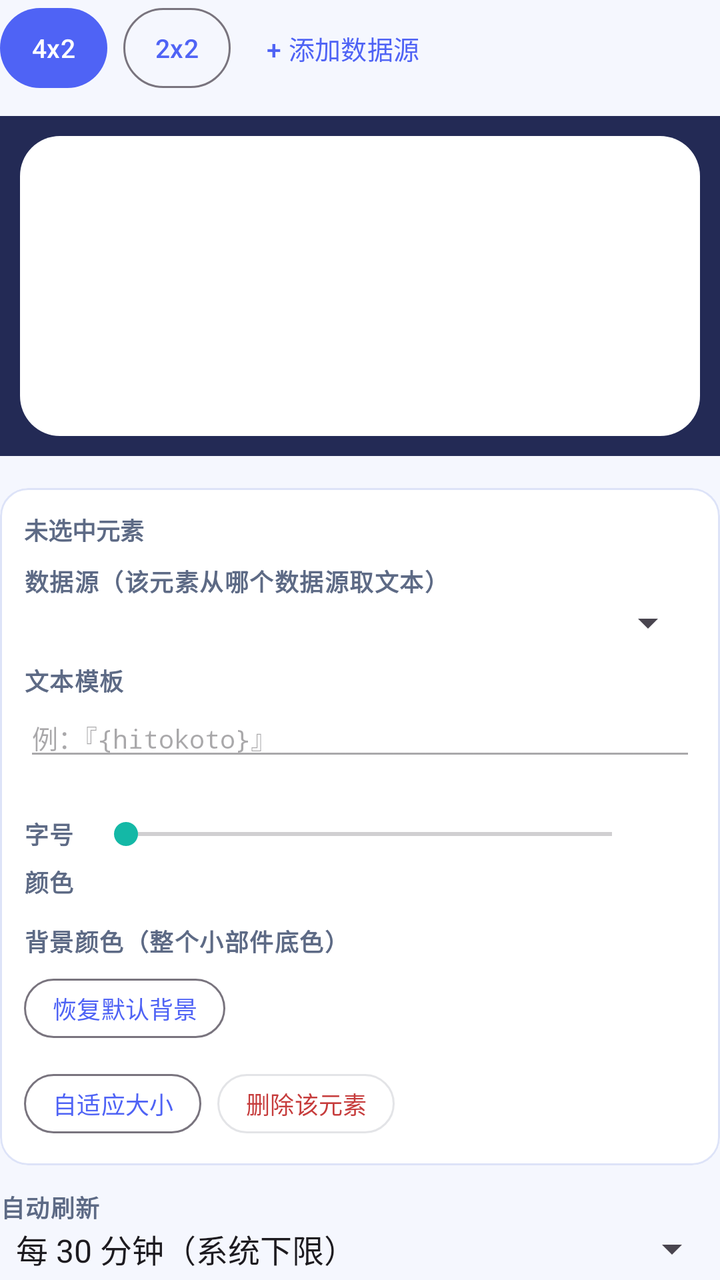
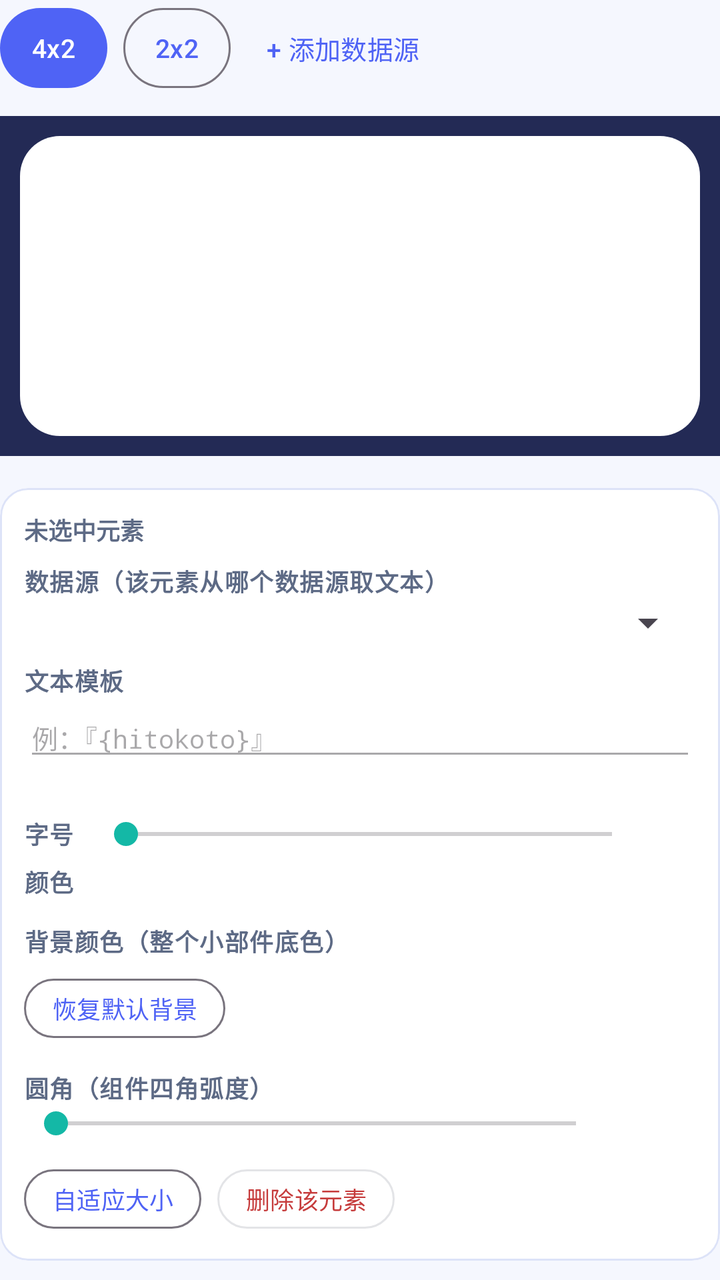

An Android layout rendered at two revisions. The XML below is the earlier revision; the diff shows what the commit changed to produce the second picture.
<!-- AndroidManifest.xml: application theme Theme.WidgetFlow -->
<!-- res/layout/step4_editor.xml -->
<?xml version="1.0" encoding="utf-8"?>
<LinearLayout xmlns:android="http://schemas.android.com/apk/res/android"
    xmlns:app="http://schemas.android.com/apk/res-auto"
    android:layout_width="match_parent"
    android:layout_height="wrap_content"
    android:orientation="vertical">

    <LinearLayout
        android:layout_width="match_parent"
        android:layout_height="wrap_content"
        android:gravity="center_vertical"
        android:orientation="horizontal">

        <Button
            android:id="@+id/btn_size_4x2"
            android:layout_width="wrap_content"
            android:layout_height="wrap_content"
            android:minWidth="0dp"
            android:paddingLeft="16dp"
            android:paddingRight="16dp"
            android:text="@string/size_4x2"
            android:textSize="13sp" />

        <Button
            android:id="@+id/btn_size_2x2"
            style="@style/Widget.Material3.Button.OutlinedButton"
            android:layout_width="wrap_content"
            android:layout_height="wrap_content"
            android:layout_marginLeft="8dp"
            android:minWidth="0dp"
            android:paddingLeft="16dp"
            android:paddingRight="16dp"
            android:text="@string/size_2x2"
            android:textSize="13sp" />

        <Button
            android:id="@+id/btn_add_element"
            style="@style/Widget.Material3.Button.TextButton"
            android:layout_width="wrap_content"
            android:layout_height="wrap_content"
            android:layout_marginLeft="6dp"
            android:text="@string/add_element"
            android:textSize="13sp" />
    </LinearLayout>

    <FrameLayout
        android:id="@+id/canvas_wrap"
        android:layout_width="match_parent"
        android:layout_height="wrap_content"
        android:layout_marginTop="10dp"
        android:background="@color/canvas_wrap"
        android:padding="10dp">

        <FrameLayout
            android:id="@+id/canvas"
            android:layout_width="match_parent"
            android:layout_height="150dp"
            android:layout_gravity="center_horizontal"
            android:background="@drawable/widget_bg" />
    </FrameLayout>

    <HorizontalScrollView
        android:layout_width="match_parent"
        android:layout_height="wrap_content"
        android:layout_marginTop="8dp"
        android:scrollbars="none">

        <LinearLayout
            android:id="@+id/box_chips"
            android:layout_width="wrap_content"
            android:layout_height="wrap_content"
            android:orientation="horizontal" />
    </HorizontalScrollView>

    <com.google.android.material.card.MaterialCardView
        android:layout_width="match_parent"
        android:layout_height="wrap_content"
        android:layout_marginTop="8dp"
        app:cardBackgroundColor="@color/surface"
        app:cardCornerRadius="14dp"
        app:strokeColor="@color/rule"
        app:strokeWidth="1dp">

        <LinearLayout
            android:layout_width="match_parent"
            android:layout_height="wrap_content"
            android:orientation="vertical"
            android:padding="12dp">

            <TextView
                android:id="@+id/prop_name"
                android:layout_width="match_parent"
                android:layout_height="wrap_content"
                android:text="未选中元素"
                android:textColor="@color/muted"
                android:textSize="12sp"
                android:textStyle="bold" />

            <TextView
                style="@style/TextAppearance.Label"
                android:layout_width="match_parent"
                android:layout_height="wrap_content"
                android:layout_marginTop="8dp"
                android:text="@string/label_element_source" />

            <Spinner
                android:id="@+id/spin_source"
                android:layout_width="match_parent"
                android:layout_height="wrap_content" />

            <TextView
                style="@style/TextAppearance.Label"
                android:layout_width="match_parent"
                android:layout_height="wrap_content"
                android:layout_marginTop="8dp"
                android:text="@string/label_template" />

            <EditText
                android:id="@+id/inp_template"
                android:layout_width="match_parent"
                android:layout_height="wrap_content"
                android:enabled="false"
                android:fontFamily="monospace"
                android:hint="例：『{hitokoto}』"
                android:inputType="text"
                android:textSize="13sp" />

            <TextView
                android:id="@+id/prop_aliases"
                android:layout_width="match_parent"
                android:layout_height="wrap_content"
                android:textColor="@color/muted"
                android:textSize="11sp" />

            <LinearLayout
                android:layout_width="match_parent"
                android:layout_height="wrap_content"
                android:layout_marginTop="8dp"
                android:gravity="center_vertical"
                android:orientation="horizontal">

                <TextView
                    style="@style/TextAppearance.Label"
                    android:layout_width="wrap_content"
                    android:layout_height="wrap_content"
                    android:text="@string/label_font_size" />

                <SeekBar
                    android:id="@+id/seek_font"
                    android:layout_width="0dp"
                    android:layout_height="wrap_content"
                    android:layout_marginLeft="10dp"
                    android:layout_weight="1"
                    android:enabled="false"
                    android:max="9"
                    android:min="0" />

                <TextView
                    android:id="@+id/font_value"
                    android:layout_width="26dp"
                    android:layout_height="wrap_content"
                    android:fontFamily="monospace"
                    android:gravity="center"
                    android:textColor="@color/accent"
                    android:textSize="12sp" />
            </LinearLayout>

            <TextView
                style="@style/TextAppearance.Label"
                android:layout_width="match_parent"
                android:layout_height="wrap_content"
                android:layout_marginTop="6dp"
                android:text="@string/label_color" />

            <LinearLayout
                android:id="@+id/box_colors"
                android:layout_width="match_parent"
                android:layout_height="wrap_content"
                android:orientation="horizontal" />

            <TextView
                style="@style/TextAppearance.Label"
                android:layout_width="match_parent"
                android:layout_height="wrap_content"
                android:layout_marginTop="12dp"
                android:text="@string/label_bg_color" />

            <HorizontalScrollView
                android:layout_width="match_parent"
                android:layout_height="wrap_content"
                android:scrollbars="none">

                <LinearLayout
                    android:id="@+id/box_bg_colors"
                    android:layout_width="wrap_content"
                    android:layout_height="wrap_content"
                    android:orientation="horizontal" />
            </HorizontalScrollView>

            <Button
                android:id="@+id/btn_bg_default"
                style="@style/Widget.Material3.Button.OutlinedButton.Small"
                android:layout_width="wrap_content"
                android:layout_height="wrap_content"
                android:layout_marginTop="6dp"
                android:text="@string/btn_bg_default" />

            <LinearLayout
                android:layout_width="match_parent"
                android:layout_height="wrap_content"
                android:layout_marginTop="10dp"
                android:gravity="center_vertical"
                android:orientation="horizontal">

                <Button
                    android:id="@+id/btn_reset_size"
                    style="@style/Widget.Material3.Button.OutlinedButton.Small"
                    android:layout_width="wrap_content"
                    android:layout_height="wrap_content"
                    android:layout_marginRight="8dp"
                    android:text="@string/btn_reset_size" />

                <Button
                    android:id="@+id/btn_delete_element"
                    style="@style/Widget.Material3.Button.OutlinedButton.Small"
                    android:layout_width="wrap_content"
                    android:layout_height="wrap_content"
                    android:enabled="false"
                    android:text="@string/btn_delete_element"
                    android:textColor="@color/err" />
            </LinearLayout>
        </LinearLayout>
    </com.google.android.material.card.MaterialCardView>

    <TextView
        style="@style/TextAppearance.Label"
        android:layout_width="match_parent"
        android:layout_height="wrap_content"
        android:layout_marginTop="12dp"
        android:text="@string/label_refresh" />

    <Spinner
        android:id="@+id/spin_refresh"
        android:layout_width="match_parent"
        android:layout_height="wrap_content"
        android:entries="@array/refresh_options" />
</LinearLayout>
<!-- resources referenced by this layout -->
<resources>
  <string-array name="refresh_options">
          <item>每 30 分钟（系统下限）</item>
          <item>每 1 小时</item>
          <item>每 6 小时</item>
          <item>每天 8:00</item>
      </string-array>
  <color name="accent">#4F63F5</color>
  <color name="canvas_wrap">#232A55</color>
  <color name="err">#C63C3C</color>
  <color name="muted">#5D6A85</color>
  <color name="rule">#DDE3F8</color>
  <color name="surface">#FFFFFF</color>
  <!-- drawable widget_bg (drawable) -->
  <?xml version="1.0" encoding="utf-8"?>
  <shape xmlns:android="http://schemas.android.com/apk/res/android" android:shape="rectangle">
      <solid android:color="@color/widget_bg_color" />
      <corners android:radius="20dp" />
  </shape>
  <string name="add_element">+ 添加数据源</string>
  <string name="btn_bg_default">恢复默认背景</string>
  <string name="btn_delete_element">删除该元素</string>
  <string name="btn_reset_size">自适应大小</string>
  <string name="label_bg_color">背景颜色（整个小部件底色）</string>
  <string name="label_color">颜色</string>
  <string name="label_element_source">数据源（该元素从哪个数据源取文本）</string>
  <string name="label_font_size">字号</string>
  <string name="label_refresh">自动刷新</string>
  <string name="label_template">文本模板</string>
  <string name="size_2x2">2x2</string>
  <string name="size_4x2">4x2</string>
  <style name="TextAppearance.Label" parent="TextAppearance.Material3.LabelMedium">
          <item name="android:textColor">@color/muted</item>
          <item name="android:textSize">12sp</item>
          <item name="android:textStyle">bold</item>
      </style>
  <style name="Widget.Material3.Button.OutlinedButton.Small" parent="Widget.Material3.Button.OutlinedButton">
          <item name="android:textSize">12sp</item>
          <item name="android:minHeight">34dp</item>
          <item name="android:paddingLeft">14dp</item>
          <item name="android:paddingRight">14dp</item>
      </style>
  <style name="Theme.WidgetFlow" parent="Theme.Material3.Light.NoActionBar">
          <item name="colorPrimary">@color/accent</item>
          <item name="colorOnPrimary">#FFFFFF</item>
          <item name="colorPrimaryContainer">@color/accent_light</item>
          <item name="colorOnPrimaryContainer">@color/accent</item>
          <item name="colorSecondary">@color/accent2</item>
          <item name="colorSecondaryContainer">#D9F5F1</item>
          <item name="colorOnSecondaryContainer">#0B5F56</item>
          <item name="android:colorBackground">@color/bg</item>
          <item name="colorSurface">@color/surface</item>
          <item name="colorOnSurface">@color/ink</item>
      </style>
  <color name="widget_bg_color">#FFFFFF</color>
  <color name="accent_light">#E9EDFE</color>
  <color name="accent2">#14B8A6</color>
  <color name="bg">#F5F7FE</color>
  <color name="ink">#18203A</color>
</resources>

<!-- the commit's change to res/layout/step4_editor.xml (unified diff, before → after) -->
@@ -205,6 +205,37 @@
                 android:layout_marginTop="6dp"
                 android:text="@string/btn_bg_default" />
 
+            <TextView
+                style="@style/TextAppearance.Label"
+                android:layout_width="match_parent"
+                android:layout_height="wrap_content"
+                android:layout_marginTop="12dp"
+                android:text="@string/label_corner_radius" />
+
+            <LinearLayout
+                android:layout_width="match_parent"
+                android:layout_height="wrap_content"
+                android:gravity="center_vertical"
+                android:orientation="horizontal">
+
+                <SeekBar
+                    android:id="@+id/seek_corner"
+                    android:layout_width="0dp"
+                    android:layout_height="wrap_content"
+                    android:layout_weight="1"
+                    android:max="8"
+                    android:min="0" />
+
+                <TextView
+                    android:id="@+id/corner_value"
+                    android:layout_width="44dp"
+                    android:layout_height="wrap_content"
+                    android:fontFamily="monospace"
+                    android:gravity="center"
+                    android:textColor="@color/accent"
+                    android:textSize="12sp" />
+            </LinearLayout>
+
             <LinearLayout
                 android:layout_width="match_parent"
                 android:layout_height="wrap_content"
<!-- resource entries referenced after the edit -->
@@ -24,6 +24,7 @@
   <string name="btn_reset_size">自适应大小</string>
   <string name="label_bg_color">背景颜色（整个小部件底色）</string>
   <string name="label_color">颜色</string>
+  <string name="label_corner_radius">圆角（组件四角弧度）</string>
   <string name="label_element_source">数据源（该元素从哪个数据源取文本）</string>
   <string name="label_font_size">字号</string>
   <string name="label_refresh">自动刷新</string>
